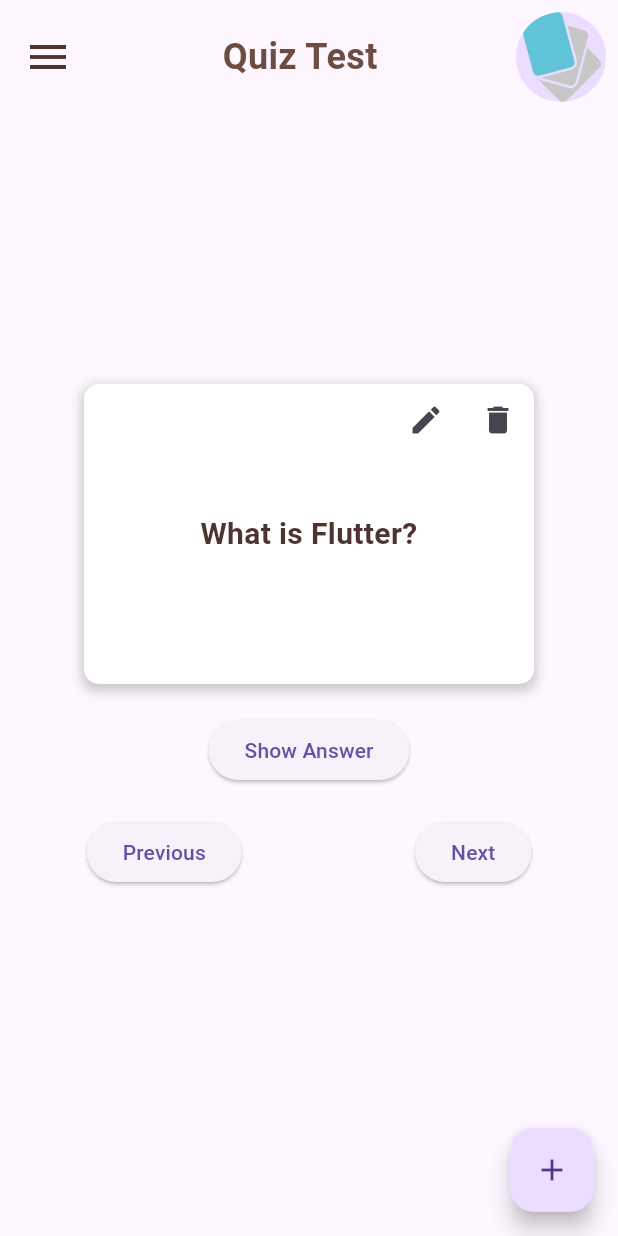
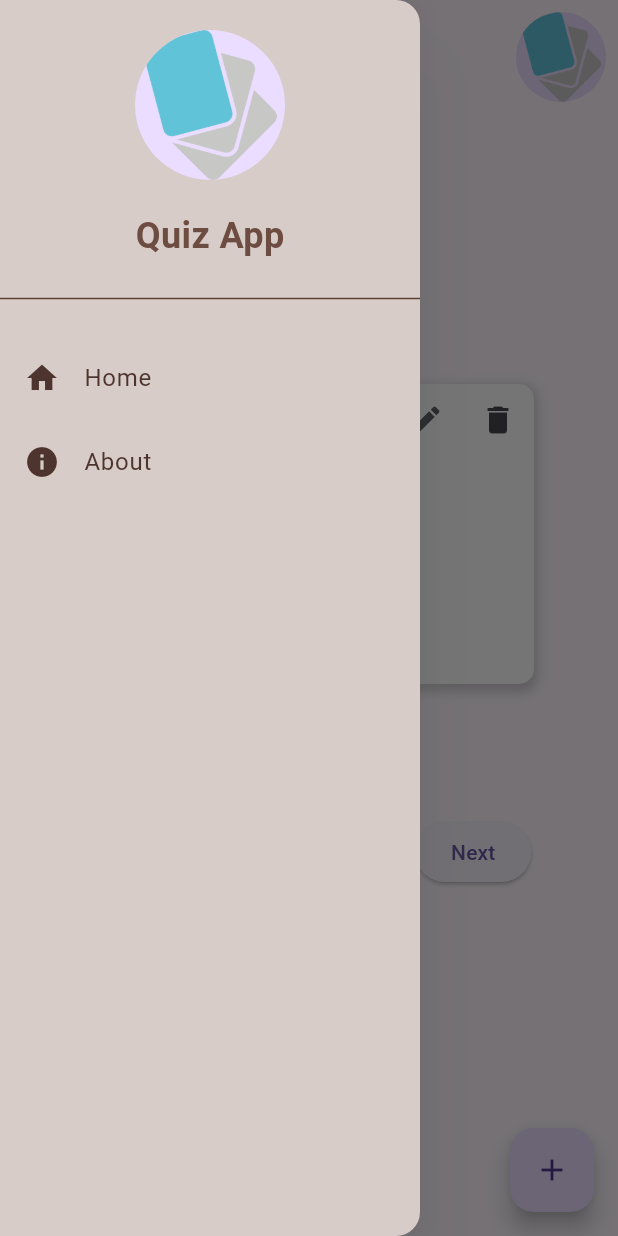
Before and after one commit to SAKIB0004/flashcard_quiz_app, a Flutter app: the QuizScreen screen opened by its route, after a tap on the "menu" icon, on a phone screen of 412 x 824 dp. Run offline on Flutter 3.47's test engine with Material 3 defaults, Android fonts, the light colour scheme and no system bars.

Commit message:
quiz app

```diff
--- a/lib/quiz_screen.dart
+++ b/lib/quiz_screen.dart
@@ -65,7 +65,49 @@ class _QuizScreenState extends State<QuizScreen> {
   Widget build(BuildContext context) {
     return SafeArea(
       child: Scaffold(
-        body: Column(
+        drawer: Drawer(
+          backgroundColor: Colors.brown.shade100,
+          width: 280,
+          elevation: 20,
+          shadowColor: Colors.grey,
+          child: Column(
+            children: [
+              SizedBox(height: 20),
+              CircleAvatar(
+                radius: 50, // You can adjust the size
+                backgroundImage: AssetImage("images/intro_Screen.png"),
+              ),
+              SizedBox(height: 20),
+              Text("Quiz App",
+                style: TextStyle(
+                  fontSize: 24,
+                  color: Colors.brown.shade600,
+                  fontWeight: FontWeight.bold,
+                ),
+              ),
+              Divider(height: 50,color: Colors.brown.shade700,),
+              //SizedBox(height: 10),
+              ListTile(
+                leading: Icon(Icons.home, color: Colors.brown.shade800),
+                title: Text("Home", style: TextStyle(color: Colors.brown.shade800)),
+                onTap: () {
+                  Navigator.pop(context);
+                  Navigator.pushNamed(context, '/');
+                },
+              ),
+              ListTile(
+                leading: Icon(Icons.info, color: Colors.brown.shade800),
+                title: Text("About", style: TextStyle(color: Colors.brown.shade800)),
+                onTap: () {
+                  // Handle About action
+                },
+              ),
+            ],
+          ),
+        ),
+        body: Builder(
+          builder: (context) {
+            return Column(
               //mainAxisAlignment: MainAxisAlignment.center,
               children: [
                 Padding(
@@ -80,7 +122,7 @@ class _QuizScreenState extends State<QuizScreen> {
                           size: 32,
                         ),
                         onPressed: () {
-                      //drawer: showDrawer();
+                          Scaffold.of(context).openDrawer();
                         },
                       ),
 
@@ -118,6 +160,8 @@ class _QuizScreenState extends State<QuizScreen> {
                   ],
                 ),
               ],
+            );
+          }
         ),
         floatingActionButton: FloatingActionButton(
           onPressed: () => _addOrEditFlashcard(),
```
Also changed, not shown: ui_images/6.png (added), 1 other file. Lines whose indentation alone changed are shown as unchanged.
